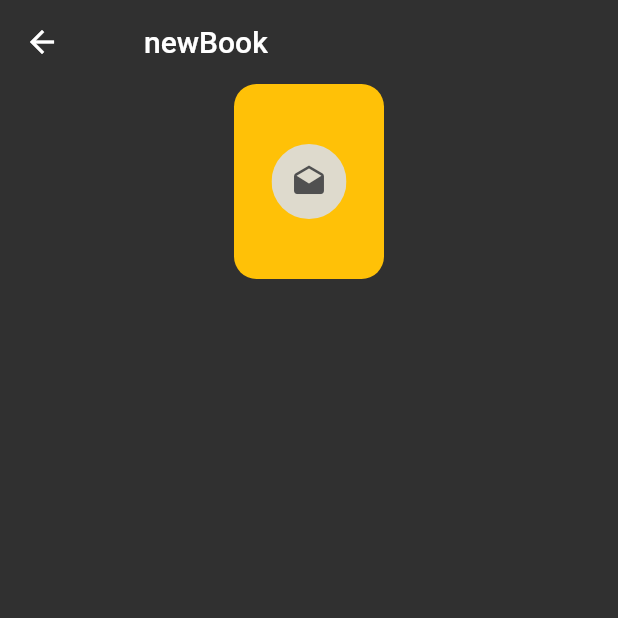
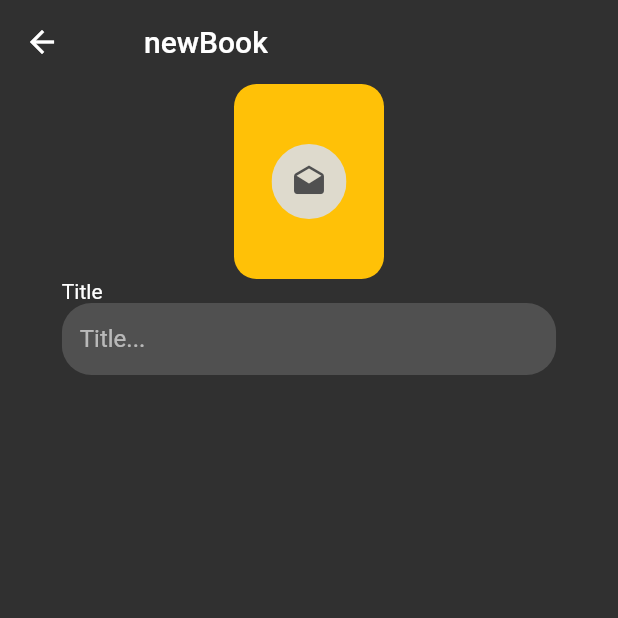
Before and after one commit to Filippo831/bookAppFlutter, a Flutter app: the screen it shows after launch, after a tap on the "add" icon, on a phone screen of 412 x 824 dp, the top half of it. Run offline on Flutter 3.47's test engine with Material 2 defaults, Android fonts, the phone set to English and light mode, and no system bars.

Commit message:
book provider, input form new book page

```diff
--- /dev/null
+++ b/lib/blocks/bookProvider.dart
@@ -0,0 +1,61 @@
+import 'package:provider/provider.dart';
+import 'package:flutter/material.dart';
+
+// single book class
+class Book {
+  String title;
+  String author;
+  int pagesRead;
+  int totalPages;
+  var bookImage;
+
+  Book(
+      {this.title,
+      this.author,
+      this.pagesRead,
+      this.totalPages,
+      this.bookImage});
+}
+
+// bookProvider class
+class BookProvider extends ChangeNotifier {
+  // book list
+  final List booksList = [
+    // 2 example element
+    new Book(
+        title: '1984',
+        author: 'George Orwell',
+        pagesRead: 324,
+        totalPages: 543,
+        bookImage: Icons.next_week),
+    new Book(
+        title: '1984',
+        author: 'George Orwell',
+        pagesRead: 324,
+        totalPages: 543,
+        bookImage: Icons.next_week),
+  ];
+
+  // return the book list
+  List getBooks() => booksList;
+
+  // add a new book
+  addBook(
+    String title,
+    String author,
+    int pagesRead,
+    int totalPages,
+    var bookImage,
+  ) {
+    // new book variable
+    Book newBook = new Book(
+        title: title,
+        author: author,
+        pagesRead: pagesRead,
+        totalPages: totalPages,
+        bookImage: bookImage
+    );
+    // add the book to the list
+    booksList.add(newBook);
+  }
+}
--- /dev/null
+++ b/lib/components/newBook/components/textInputs.dart
@@ -0,0 +1,37 @@
+import 'package:flutter/material.dart';
+import 'package:provider/provider.dart';
+
+class TextInputsComponent extends StatelessWidget {
+  @override
+  Widget build(BuildContext context) {
+    var size = MediaQuery.of(context).size;
+    return Container(
+      padding: EdgeInsets.symmetric(horizontal: size.width * 0.1),
+      child: Column(
+        children: [
+          Container(
+            child: Column(
+              crossAxisAlignment: CrossAxisAlignment.start,
+              children: [
+                Text('Title'),
+                ClipRRect(
+                  borderRadius: BorderRadius.all(Radius.circular(20)),
+                    child: TextField(
+                      decoration: InputDecoration(
+                        hintText: 'Title...',
+                        border: InputBorder.none,
+                        focusedBorder: InputBorder.none,
+                        enabledBorder: InputBorder.none,
+                        errorBorder: InputBorder.none,
+                        disabledBorder: InputBorder.none,
+                    ),
+                  ),
+                )
+              ],
+            ),
+          )
+        ],
+      ),
+    );
+  }
+}
--- a/lib/components/newBook/inputForm.dart
+++ b/lib/components/newBook/inputForm.dart
@@ -1,4 +1,5 @@
 import 'package:bookapp/components/newBook/components/bookImageInput.dart';
+import 'package:bookapp/components/newBook/components/textInputs.dart';
 import 'package:flutter/material.dart';
 
 class InputFormComponent extends StatelessWidget {
@@ -8,6 +9,7 @@ class InputFormComponent extends StatelessWidget {
       child: Column(
         children: [
           BookImageInputComponent(),
+          TextInputsComponent(),
         ],
       ),
     );
--- a/lib/homePage.dart
+++ b/lib/homePage.dart
@@ -1,6 +1,8 @@
+import 'package:bookapp/blocks/bookProvider.dart';
 import 'package:bookapp/components/card/card.dart';
 import 'package:bookapp/components/navbar/navbar.dart';
 import 'package:flutter/material.dart';
+import 'package:provider/provider.dart';
 
 class HomePage extends StatefulWidget {
   @override
@@ -10,6 +12,7 @@ class HomePage extends StatefulWidget {
 class _HomePageState extends State<HomePage> {
   @override
   Widget build(BuildContext context) {
+    var bookList=Provider.of<BookProvider>(context);
     return Scaffold(
       appBar: AppBar(
         title: Text("bookApp", textAlign: TextAlign.left),
@@ -19,23 +22,17 @@ class _HomePageState extends State<HomePage> {
       ),
       body: SafeArea(
         child: Container(
-          child: Column(
-            children: [
-              CardComponent(
-                title: "1984",
-                author: 'George Orwell',
-                pagesRead: 234,
-                totalPages: 455,
-                bookImage: Icons.bookmark,
-              ),
-              CardComponent(
-                title: "1984",
-                author: 'George Orwell',
-                pagesRead: 234,
-                totalPages: 455,
-                bookImage: Icons.network_wifi,
-              ),
-            ],
+            child: Column(
+                // create a child for every book on booklist
+                children: bookList.getBooks().map(
+                    (e) => CardComponent(
+                        title: e.title,
+                        author: e.author,
+                        pagesRead: e.pagesRead,
+                        totalPages: e.totalPages,
+                        bookImage: e.bookImage,
+                    ),
+                ).toList(),
           ),
         ),
       ),
--- a/lib/main.dart
+++ b/lib/main.dart
@@ -1,6 +1,8 @@
+import 'package:bookapp/blocks/bookProvider.dart';
 import 'package:bookapp/homePage.dart';
 import 'package:bookapp/newBook.dart';
 import 'package:flutter/material.dart';
+import 'package:provider/provider.dart';
 
 void main() {
   runApp(MyApp());
@@ -10,7 +12,12 @@ class MyApp extends StatelessWidget {
   // This widget is the root of your application.
   @override
   Widget build(BuildContext context) {
-    return MaterialApp(
+    return MultiProvider(
+      providers: [
+        ListenableProvider<BookProvider>(create: (_) => BookProvider())
+      ],
+      //export all the theme in a separate file
+      child: MaterialApp(
         debugShowCheckedModeBanner: false,
         title: 'Flutter Demo',
         theme: ThemeData.dark().copyWith(
@@ -27,16 +34,21 @@ class MyApp extends StatelessWidget {
               textStyle: MaterialStateProperty.all<TextStyle>(
                 TextStyle(
                   color: Color(0xffdedacd),
-                      )
-                  )
                 ),
               ),
+            ),
+          ),
+          inputDecorationTheme: InputDecorationTheme(
+              filled: true,
+              fillColor: Color(0xff505050),
+          )
         ),
         home: HomePage(),
         routes: {
           '/main': (BuildContext context) => HomePage(),
           '/newBook': (BuildContext context) => NewBookComponent(),
         },
+      ),
     );
   }
 }
```
Also changed, not shown: lib/components/card/card.dart (+13 -2 lines). Lines whose indentation alone changed are shown as unchanged.
